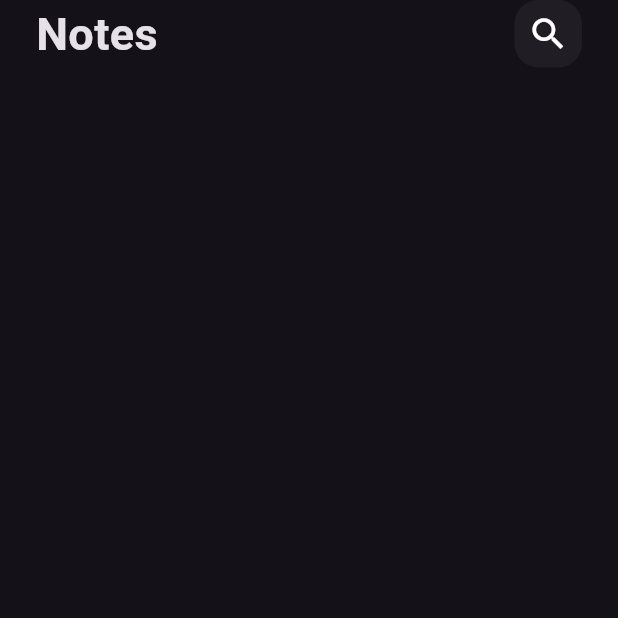
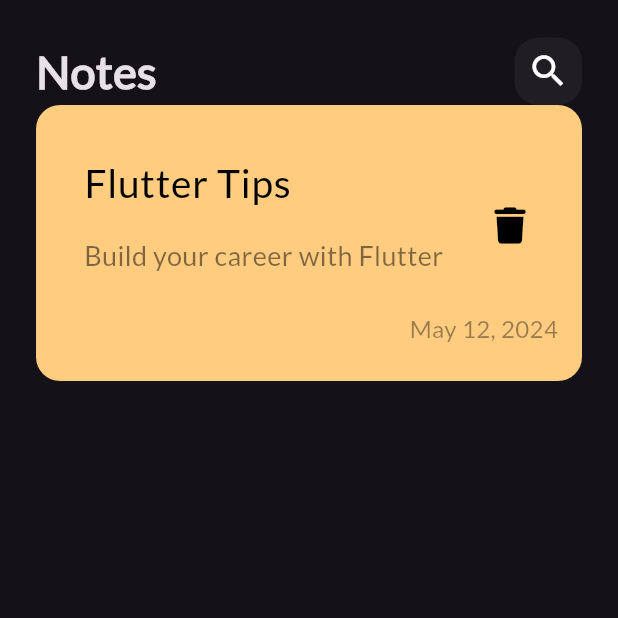
Before and after one commit to soukiie/notes_app, a Flutter app: the screen it shows after launch, on a phone screen of 412 x 824 dp, the top half of it. Run offline on Flutter 3.47's test engine with Material 3 defaults, Android fonts, the phone set to English and light mode, and no system bars; our stand-ins replace font_awesome_flutter.

Commit message:
Created customNoteItem

```diff
--- a/lib/main.dart
+++ b/lib/main.dart
@@ -12,7 +12,10 @@ class NotesApp extends StatelessWidget {
   Widget build(BuildContext context) {
     return MaterialApp(
       debugShowCheckedModeBanner: false,
-      theme: ThemeData.dark(),
+      theme: ThemeData(
+        brightness: Brightness.dark,
+        fontFamily: 'Lato',
+      ),
       home: const NotesView(),
     );
   }
--- /dev/null
+++ b/lib/views/widgets/custom_note_item.dart
@@ -0,0 +1,61 @@
+import 'package:flutter/material.dart';
+import 'package:font_awesome_flutter/font_awesome_flutter.dart';
+
+class NoteItem extends StatelessWidget {
+  const NoteItem({super.key});
+
+  @override
+  Widget build(BuildContext context) {
+    return Container(
+      padding: const EdgeInsets.only(top: 24, bottom: 24, left: 16),
+      decoration: BoxDecoration(
+        color: const Color(0xffFFCC80),
+        borderRadius: BorderRadius.circular(16),
+      ),
+      child: Column(
+        crossAxisAlignment: CrossAxisAlignment.end,
+        children: [
+          ListTile(
+            title: const Text(
+              "Flutter Tips",
+              style: TextStyle(
+                color: Colors.black,
+                fontSize: 26,
+              ),
+            ),
+            subtitle: Padding(
+              padding: const EdgeInsets.only(
+                top: 16,
+                bottom: 16,
+              ),
+              child: Text(
+                "Build your career with Flutter",
+                style: TextStyle(
+                  color: Colors.black.withOpacity(.5),
+                  fontSize: 18,
+                ),
+              ),
+            ),
+            trailing: IconButton(
+                onPressed: () {},
+                icon: const Icon(
+                  FontAwesomeIcons.trash,
+                  color: Colors.black,
+                  size: 24,
+                )),
+          ),
+          Padding(
+            padding: const EdgeInsets.only(right: 16),
+            child: Text(
+              "May 12, 2024",
+              style: TextStyle(
+                color: Colors.black.withOpacity(.4),
+                fontSize: 16,
+              ),
+            ),
+          ),
+        ],
+      ),
+    );
+  }
+}
--- a/lib/views/widgets/notes_view_body.dart
+++ b/lib/views/widgets/notes_view_body.dart
@@ -1,4 +1,5 @@
 import 'package:flutter/material.dart';
+import 'package:notes_app/views/widgets/custom_note_item.dart';
 
 import 'custom_app_bar.dart';
 
@@ -11,7 +12,11 @@ class NotesViewBody extends StatelessWidget {
       padding: EdgeInsets.symmetric(horizontal: 24),
       child: Column(
         children: [
+          SizedBox(
+            height: 25,
+          ),
           CustomAppBar(),
+          NoteItem(),
         ],
       ),
     );
--- a/pubspec.yaml
+++ b/pubspec.yaml
@@ -9,6 +9,7 @@ environment:
 dependencies:
   flutter:
     sdk: flutter
+  font_awesome_flutter: ^10.7.0
 
 dev_dependencies:
   flutter_test:
@@ -17,3 +18,8 @@ dev_dependencies:
 
 flutter:
   uses-material-design: true
+
+  fonts:
+    - family: Lato
+      fonts:
+        - asset: assets/fonts/Lato-Regular.ttf
```
Also changed, not shown: assets/fonts/Lato-Regular.ttf (added), pubspec.lock.
